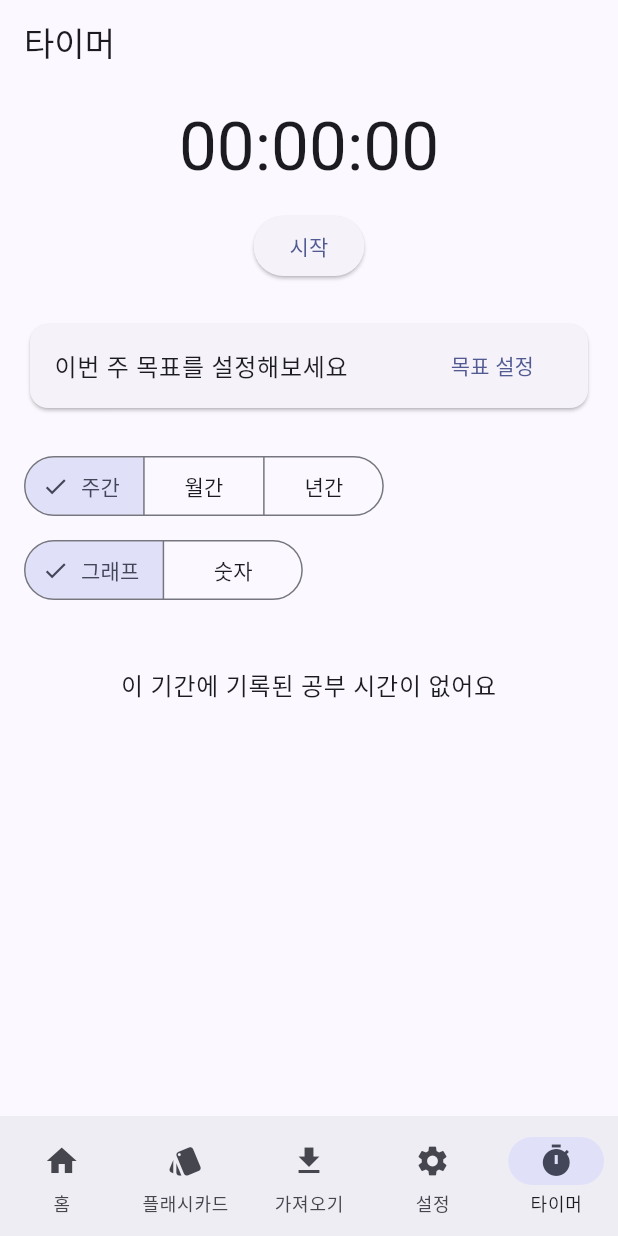
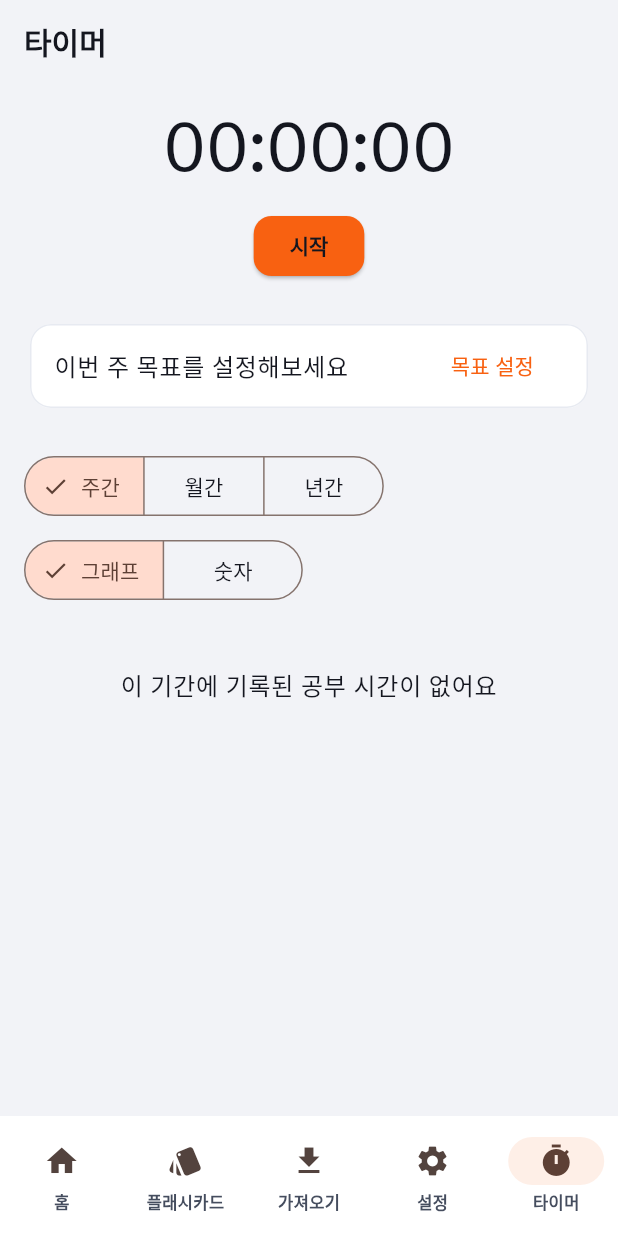
Before and after one commit to channuu/LanguageHelper, a Flutter app: the screen it shows after launch, item 5 of the bottom bar chosen, on a phone screen of 412 x 824 dp. Run offline on Flutter 3.47's test engine with Material 3 defaults, Android fonts, the phone set to English and light mode, and no system bars; our stand-ins replace file_picker, fl_chart, shared_preferences, sqflite, youtube_player_flutter; accounts and stored records are empty.

Commit message:
feat: shared design token foundation (colors, typography)
Consolidate the extension's ad-hoc gold-on-dark palette into ui/tokens.css
(CSS custom properties + self-hosted Schibsted Grotesk/IBM Plex Mono
woff2s), and apply the same palette to the popup. Add a matching light
"paper" ThemeData (mobile/lib/theme/app_theme.dart) with the same typefaces
bundled as app fonts, wired into the Flutter app's MaterialApp.

Values sourced from the approved Claude Design mockup's §1a design system
("자막은 어둡게, 학습은 밝게"). Per-screen redesigns are follow-up work.

Co-Authored-By: Claude Sonnet 5 <noreply@anthropic.com>

```diff
--- a/mobile/lib/app.dart
+++ b/mobile/lib/app.dart
@@ -5,6 +5,7 @@ import 'features/home/home_screen.dart';
 import 'features/import/import_screen.dart';
 import 'features/settings/settings_screen.dart';
 import 'features/timer/timer_screen.dart';
+import 'theme/app_theme.dart';
 
 class EnglishHelperApp extends StatelessWidget {
   const EnglishHelperApp({super.key});
@@ -13,7 +14,7 @@ class EnglishHelperApp extends StatelessWidget {
   Widget build(BuildContext context) {
     return MaterialApp(
       title: 'English Helper',
-      theme: ThemeData(colorSchemeSeed: Colors.indigo, useMaterial3: true),
+      theme: AppTheme.light,
       home: const _RootShell(),
     );
   }
--- /dev/null
+++ b/mobile/lib/theme/app_theme.dart
@@ -0,0 +1,139 @@
+import 'package:flutter/material.dart';
+
+/// English Helper 디자인 토큰.
+///
+/// 값의 출처: Claude Design 목업 `English Helper UI.dc.html` §1a
+/// ("자막은 어둡게, 학습은 밝게" 디자인 시스템). 앱 화면은 종이처럼 밝은
+/// 표면을, Chrome 확장의 영상 위 UI는 어두운 표면을 쓴다 — 이 파일은
+/// 앱(밝은 표면) 쪽 토큰만 다룬다.
+///
+/// oklch(0.68 0.2 42)/oklch(0.5 0.17 20)는 Dart `Color`가 지원하지 않아
+/// sRGB hex로 변환한 값을 사용한다.
+class AppColors {
+  AppColors._();
+
+  static const bg = Color(0xFFF2F3F7);
+  static const surface = Color(0xFFFFFFFF);
+  static const ink = Color(0xFF14161F);
+  static const inkSecondary = Color(0xFF454D5E);
+  static const inkTertiary = Color(0xFF6F778A);
+  static const inkQuaternary = Color(0xFF8D95A6);
+  static const inkFaint = Color(0xFFACB3C2);
+  static const border = Color(0xFFE7EAF1);
+  static const borderStrong = Color(0xFFE1E5EE);
+
+  /// oklch(0.68 0.2 42)
+  static const accent = Color(0xFFF86111);
+
+  /// oklch(0.5 0.2 40) — 흰 배경 위 텍스트/링크용 진한 오렌지
+  static const accentInk = Color(0xFFB91B00);
+
+  static const accentTint = Color(0x1AF86111);
+
+  /// oklch(0.5 0.17 20)
+  static const danger = Color(0xFFAF2938);
+}
+
+/// 서체 역할. Schibsted Grotesk는 화면 제목·숫자·플래시카드 앞면,
+/// IBM Plex Mono는 타임스탬프·개수·파일명에 쓴다 (design.md §1a).
+class AppFonts {
+  AppFonts._();
+
+  static const display = 'Schibsted Grotesk';
+  static const mono = 'IBM Plex Mono';
+}
+
+class AppTheme {
+  AppTheme._();
+
+  static ThemeData get light {
+    final colorScheme = ColorScheme.fromSeed(
+      seedColor: AppColors.accent,
+      brightness: Brightness.light,
+      primary: AppColors.accent,
+      onPrimary: AppColors.ink,
+      surface: AppColors.surface,
+      onSurface: AppColors.ink,
+      error: AppColors.danger,
+    );
+
+    return ThemeData(
+      useMaterial3: true,
+      colorScheme: colorScheme,
+      scaffoldBackgroundColor: AppColors.bg,
+      fontFamily: AppFonts.display,
+      textTheme: const TextTheme(
+        displayLarge: TextStyle(
+          fontFamily: AppFonts.display,
+          fontWeight: FontWeight.w600,
+          letterSpacing: -0.01,
+          color: AppColors.ink,
+        ),
+        headlineLarge: TextStyle(
+          fontFamily: AppFonts.display,
+          fontWeight: FontWeight.w600,
+          letterSpacing: -0.01,
+          color: AppColors.ink,
+        ),
+        headlineMedium: TextStyle(
+          fontFamily: AppFonts.display,
+          fontWeight: FontWeight.w600,
+          letterSpacing: -0.01,
+          color: AppColors.ink,
+        ),
+        titleLarge: TextStyle(
+          fontFamily: AppFonts.display,
+          fontWeight: FontWeight.w700,
+          color: AppColors.ink,
+        ),
+        titleMedium: TextStyle(
+          fontFamily: AppFonts.display,
+          fontWeight: FontWeight.w600,
+          color: AppColors.ink,
+        ),
+        bodyLarge: TextStyle(fontFamily: AppFonts.display, color: AppColors.ink),
+        bodyMedium: TextStyle(fontFamily: AppFonts.display, color: AppColors.inkSecondary),
+        bodySmall: TextStyle(fontFamily: AppFonts.display, color: AppColors.inkTertiary),
+        labelSmall: TextStyle(
+          fontFamily: AppFonts.mono,
+          letterSpacing: 0.1,
+          color: AppColors.inkQuaternary,
+        ),
+      ),
+      cardTheme: CardThemeData(
+        color: AppColors.surface,
+        elevation: 0,
+        shape: RoundedRectangleBorder(
+          borderRadius: BorderRadius.circular(14),
+          side: const BorderSide(color: AppColors.border),
+        ),
+      ),
+      appBarTheme: const AppBarTheme(
+        backgroundColor: AppColors.bg,
+        foregroundColor: AppColors.ink,
+        elevation: 0,
+        titleTextStyle: TextStyle(
+          fontFamily: AppFonts.display,
+          fontWeight: FontWeight.w600,
+          fontSize: 20,
+          color: AppColors.ink,
+        ),
+      ),
+      navigationBarTheme: NavigationBarThemeData(
+        backgroundColor: AppColors.surface,
+        indicatorColor: AppColors.accentTint,
+        labelTextStyle: WidgetStateProperty.all(
+          const TextStyle(fontFamily: AppFonts.display, fontSize: 11, fontWeight: FontWeight.w600),
+        ),
+      ),
+      elevatedButtonTheme: ElevatedButtonThemeData(
+        style: ElevatedButton.styleFrom(
+          backgroundColor: AppColors.accent,
+          foregroundColor: AppColors.ink,
+          textStyle: const TextStyle(fontFamily: AppFonts.display, fontWeight: FontWeight.w600),
+          shape: RoundedRectangleBorder(borderRadius: BorderRadius.circular(12)),
+        ),
+      ),
+    );
+  }
+}
```
Also changed, not shown: mobile/pubspec.yaml (+16 -17 lines), manifest.json, mobile/assets/fonts/IBMPlexMono-Medium.ttf (added), mobile/assets/fonts/IBMPlexMono-Regular.ttf (added), mobile/assets/fonts/SchibstedGrotesk-Bold.ttf (added), mobile/assets/fonts/SchibstedGrotesk-Regular.ttf (added), mobile/assets/fonts/SchibstedGrotesk-SemiBold.ttf (added), 6 other files.
